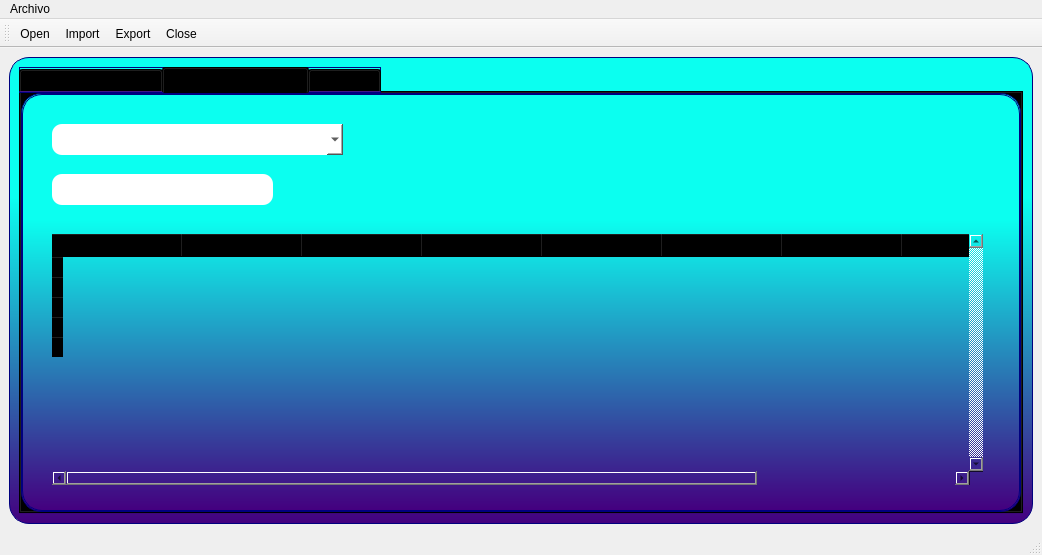
Before: the Qt Designer form Desarrollo de Interfaces/FinalProject/main_form.ui in LuisHL7/DAM2-3TRIM, drawn with Qt 5.
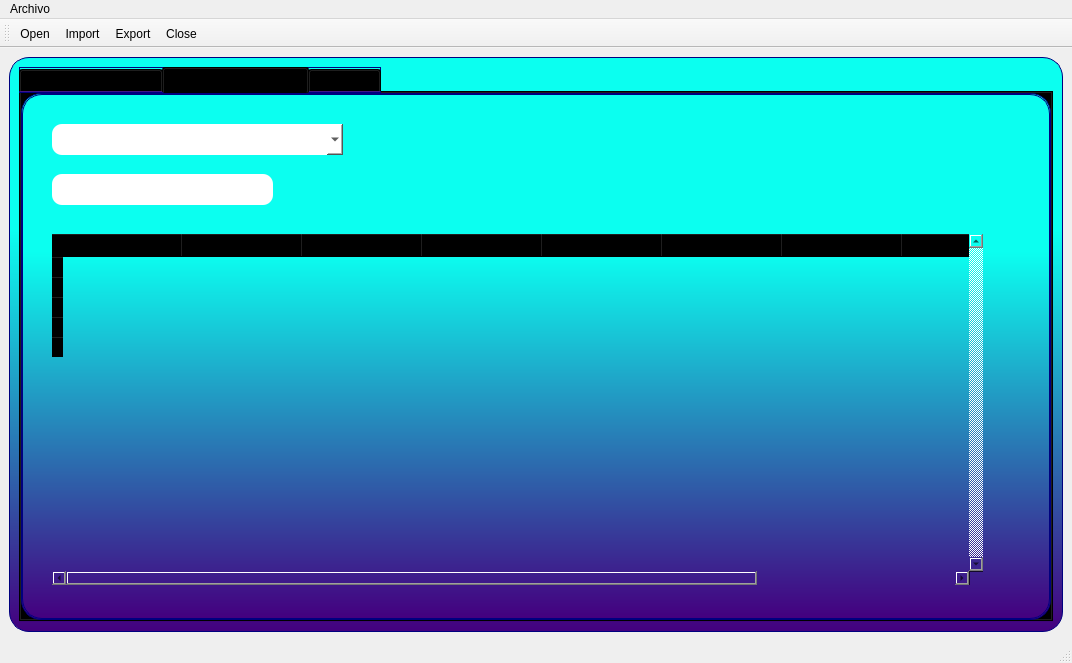
After: the same form once the commit is applied. The open tabs and pages were chosen to show the change. Icons and pictures are not drawn.

The edit to the form file:
```diff
--- a/Desarrollo de Interfaces/FinalProject/main_form.ui
+++ b/Desarrollo de Interfaces/FinalProject/main_form.ui
@@ -6,8 +6,8 @@
    <rect>
     <x>0</x>
     <y>0</y>
-    <width>1042</width>
-    <height>555</height>
+    <width>1072</width>
+    <height>663</height>
    </rect>
   </property>
   <property name="windowTitle">
@@ -838,7 +838,7 @@
              <x>30</x>
              <y>140</y>
              <width>931</width>
-             <height>251</height>
+             <height>351</height>
             </rect>
            </property>
            <property name="contextMenuPolicy">
@@ -1181,7 +1181,7 @@
     <rect>
      <x>0</x>
      <y>0</y>
-     <width>1042</width>
+     <width>1072</width>
      <height>21</height>
     </rect>
    </property>
```
Left out of the diff: 2 changed lines with no effect on the pictures.
